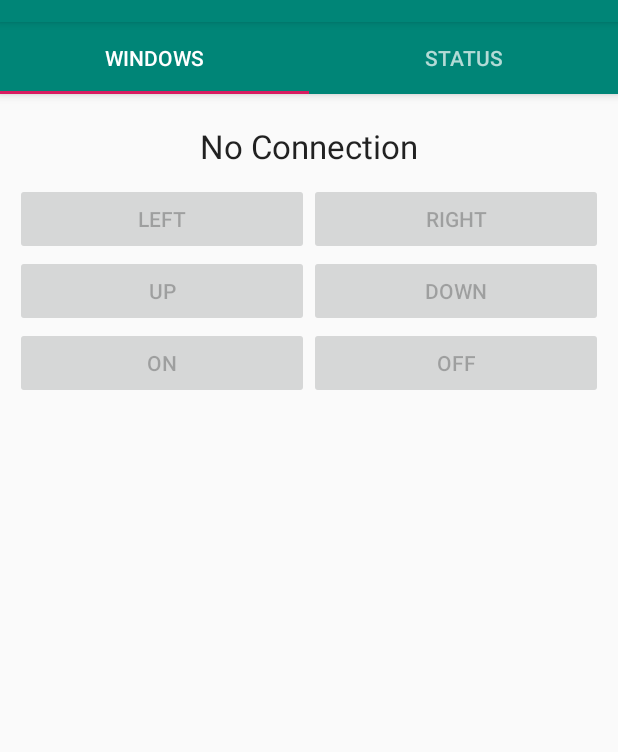
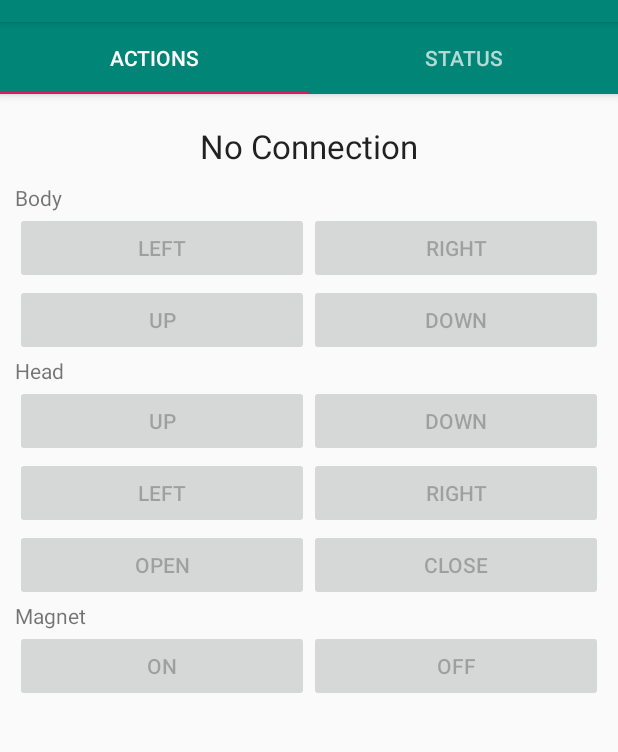
Before and after one commit to petemadsen/arobot, an Android app: the screen it shows after launch (MainActivity), on a phone screen of 412 x 824 dp, the part 62-814 px from its top. Run offline under Robolectric (Android 15) with nearby library versions, the phone set to English and light mode, and no system bars.

Commit message:
android: added all buttons

```diff
--- a/android.kotlin/app/src/main/java/de/wiebe/arobot/ui/main/ActionsFragment.kt
+++ b/android.kotlin/app/src/main/java/de/wiebe/arobot/ui/main/ActionsFragment.kt
@@ -10,8 +10,8 @@ import androidx.lifecycle.ViewModelProviders
 import androidx.lifecycle.lifecycleScope
 import de.wiebe.arobot.App
 import de.wiebe.arobot.R
-import kotlinx.android.synthetic.main.fragment_windows.*
-import kotlinx.android.synthetic.main.fragment_windows.view.*
+import kotlinx.android.synthetic.main.fragment_actions.*
+import kotlinx.android.synthetic.main.fragment_actions.view.*
 import kotlinx.coroutines.launch
 
 
@@ -29,12 +29,23 @@ class ActionsFragment : Fragment() {
         container: ViewGroup?,
         savedInstanceState: Bundle?
     ): View? {
-        val root = inflater.inflate(R.layout.fragment_windows, container, false)
+        val root = inflater.inflate(R.layout.fragment_actions, container, false)
 
-        root.btn_left.setOnClickListener { sendAction("qqq") }
-        root.btn_right.setOnClickListener { sendAction("aaa") }
-        root.btn_up.setOnClickListener { sendAction("www") }
-        root.btn_down.setOnClickListener { sendAction("sss") }
+        root.btn_body_left.setOnClickListener { sendAction("qqq") }
+        root.btn_body_right.setOnClickListener { sendAction("aaa") }
+
+        root.btn_body_up.setOnClickListener { sendAction("www") }
+        root.btn_body_down.setOnClickListener { sendAction("sss") }
+
+        root.btn_head_up.setOnClickListener { sendAction("eee") }
+        root.btn_head_down.setOnClickListener { sendAction("ddd") }
+
+        root.btn_head_left.setOnClickListener { sendAction("rrr") }
+        root.btn_head_right.setOnClickListener { sendAction("fff") }
+
+        root.btn_head_open.setOnClickListener { sendAction("ttt") }
+        root.btn_head_close.setOnClickListener { sendAction("ggg") }
+
         root.btn_on.setOnClickListener { sendAction("zzz") }
         root.btn_off.setOnClickListener { sendAction("hhh") }
 
@@ -46,10 +57,18 @@ class ActionsFragment : Fragment() {
 
         pageViewModel.connected.observe(viewLifecycleOwner, Observer<Boolean> {connected ->
             lblConnected.text = if(connected) getString(R.string.connected) else getString(R.string.no_connection)
-            btn_down.isEnabled = connected;
-            btn_up.isEnabled = connected;
-            btn_left.isEnabled = connected;
-            btn_right.isEnabled = connected;
+            btn_body_left.isEnabled = connected;
+            btn_body_right.isEnabled = connected;
+            btn_body_up.isEnabled = connected;
+            btn_body_down.isEnabled = connected;
+
+            btn_head_left.isEnabled = connected;
+            btn_head_right.isEnabled = connected;
+            btn_head_up.isEnabled = connected;
+            btn_head_down.isEnabled = connected;
+            btn_head_open.isEnabled = connected;
+            btn_head_close.isEnabled = connected;
+
             btn_on.isEnabled = connected;
             btn_off.isEnabled = connected;
         })
--- a/android.kotlin/app/src/main/java/de/wiebe/arobot/ui/main/SectionsPagerAdapter.kt
+++ b/android.kotlin/app/src/main/java/de/wiebe/arobot/ui/main/SectionsPagerAdapter.kt
@@ -7,7 +7,7 @@ import de.wiebe.arobot.R
 import androidx.fragment.app.FragmentPagerAdapter
 
 private val TAB_TITLES = arrayOf(
-    R.string.tab_windows,
+    R.string.tab_actions,
     R.string.tab_status
 )
 
--- a/android.kotlin/app/src/main/res/layout/fragment_windows.xml
+++ b/android.kotlin/app/src/main/res/layout/fragment_actions.xml
@@ -28,8 +28,15 @@
             android:layout_height="wrap_content"
             android:columnCount="2">
 
+            <TextView
+                android:id="@+id/lbl_body"
+                android:layout_width="match_parent"
+                android:layout_height="wrap_content"
+                android:layout_columnSpan="2"
+                android:text="@string/body" />
+
             <Button
-                android:id="@+id/btn_left"
+                android:id="@+id/btn_body_left"
                 android:layout_width="0dp"
                 android:layout_height="wrap_content"
                 android:layout_gravity="fill_horizontal"
@@ -38,7 +45,7 @@
                 android:text="@string/btn_left" />
 
             <Button
-                android:id="@+id/btn_right"
+                android:id="@+id/btn_body_right"
                 android:layout_width="0dp"
                 android:layout_height="wrap_content"
                 android:layout_gravity="fill_horizontal"
@@ -47,19 +54,76 @@
                 android:text="@string/btn_right" />
 
             <Button
-                android:id="@+id/btn_up"
+                android:id="@+id/btn_body_up"
                 android:layout_width="wrap_content"
                 android:layout_height="wrap_content"
                 android:layout_gravity="fill_horizontal"
                 android:enabled="false"
                 android:text="@string/btn_up" />
             <Button
-                android:id="@+id/btn_down"
+                android:id="@+id/btn_body_down"
                 android:layout_width="wrap_content"
                 android:layout_height="wrap_content"
                 android:layout_gravity="fill_horizontal"
                 android:enabled="false"
                 android:text="@string/btn_down" />
+
+            <TextView
+                android:id="@+id/lbl_head"
+                android:layout_width="match_parent"
+                android:layout_height="wrap_content"
+                android:layout_columnSpan="2"
+                android:text="@string/head" />
+
+            <Button
+                android:id="@+id/btn_head_up"
+                android:layout_width="wrap_content"
+                android:layout_height="wrap_content"
+                android:layout_gravity="fill_horizontal"
+                android:enabled="false"
+                android:text="@string/btn_up" />
+            <Button
+                android:id="@+id/btn_head_down"
+                android:layout_width="wrap_content"
+                android:layout_height="wrap_content"
+                android:layout_gravity="fill_horizontal"
+                android:enabled="false"
+                android:text="@string/btn_down" />
+            <Button
+                android:id="@+id/btn_head_left"
+                android:layout_width="wrap_content"
+                android:layout_height="wrap_content"
+                android:layout_gravity="fill_horizontal"
+                android:enabled="false"
+                android:text="@string/btn_left" />
+            <Button
+                android:id="@+id/btn_head_right"
+                android:layout_width="wrap_content"
+                android:layout_height="wrap_content"
+                android:layout_gravity="fill_horizontal"
+                android:enabled="false"
+                android:text="@string/btn_right" />
+            <Button
+                android:id="@+id/btn_head_open"
+                android:layout_width="wrap_content"
+                android:layout_height="wrap_content"
+                android:layout_gravity="fill_horizontal"
+                android:enabled="false"
+                android:text="@string/btn_open" />
+            <Button
+                android:id="@+id/btn_head_close"
+                android:layout_width="wrap_content"
+                android:layout_height="wrap_content"
+                android:layout_gravity="fill_horizontal"
+                android:enabled="false"
+                android:text="@string/btn_close" />
+
+            <TextView
+                android:id="@+id/lbl_magnet"
+                android:layout_width="match_parent"
+                android:layout_height="wrap_content"
+                android:layout_columnSpan="2"
+                android:text="@string/magnet" />
 
             <Button
                 android:id="@+id/btn_on"
@@ -76,6 +140,8 @@
                 android:enabled="false"
                 android:text="@string/btn_off" />
         </GridLayout>
+
+
 
         <TextView
             android:id="@+id/lblSelection"
--- a/android.kotlin/app/src/main/res/values/strings.xml
+++ b/android.kotlin/app/src/main/res/values/strings.xml
@@ -1,6 +1,6 @@
 <resources>
     <string name="app_name">aRobot</string>
-    <string name="tab_windows">Windows</string>
+    <string name="tab_actions">Actions</string>
     <string name="tab_status">Status</string>
     <string name="btn_left">Left</string>
     <string name="btn_right">Right</string>
@@ -17,14 +17,11 @@
     <string name="yes">Yes</string>
     <string name="no">No</string>
     <string name="settings">Settings</string>
-    <string name="pls_select">Select...</string>
-    <string name="save">Save</string>
-    <string name="saved">Saved</string>
-    <string name="err_saved">Error while saving!</string>
-    <string name="shutters_address">Shutters URL</string>
+    <string name="arobot_address">aRobot URL</string>
     <string name="connect">Connect</string>
     <string name="sent">Sent</string>
     <string name="cancel">Cancel</string>
-    <string name="ask_delete">Delete?</string>
-    <string name="deleted">Deleted</string>
+    <string name="head">Head</string>
+    <string name="magnet">Magnet</string>
+    <string name="body">Body</string>
 </resources>
--- a/android.kotlin/app/src/main/res/xml/preferences.xml
+++ b/android.kotlin/app/src/main/res/xml/preferences.xml
@@ -3,5 +3,5 @@
     <EditTextPreference
         app:dialogTitle="@string/lbl_address"
         app:key="shutters_address"
-        app:title="@string/shutters_address" />
+        app:title="@string/arobot_address" />
 </PreferenceScreen>
```
Also changed, not shown: 1 other file.
